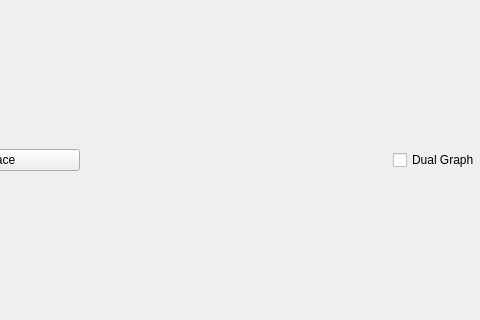
Above: bubble-wrap/ui/widget.ui from daviddumas/bubble-wrap before the change; both pictures show x 320 to 800 and y 90 to 410 of the 800 by 500 pixel window. Below: the same form after it.
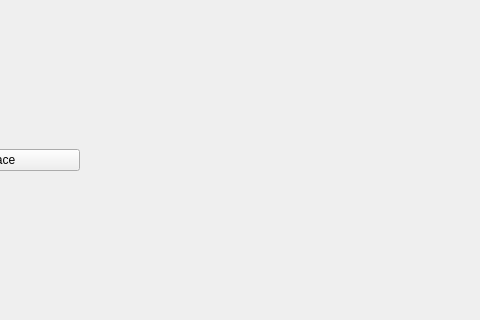
That is the form after the change.

Commit message: Dual graph re-added.

Patch:
```diff
--- a/bubble-wrap/ui/widget.ui
+++ b/bubble-wrap/ui/widget.ui
@@ -78,7 +78,7 @@
     </layout>
    </item>
    <item>
-    <layout class="QHBoxLayout" name="horizontalLayout_2" stretch="0,0,0,0">
+    <layout class="QHBoxLayout" name="horizontalLayout_2" stretch="0,0,0">
      <property name="spacing">
       <number>0</number>
      </property>
@@ -260,13 +260,6 @@
        </property>
       </spacer>
      </item>
-     <item>
-      <widget class="QCheckBox" name="dual_graph_btn">
-       <property name="text">
-        <string>Dual Graph</string>
-       </property>
-      </widget>
-     </item>
     </layout>
    </item>
   </layout>
```
The commit also changes 10 other files.
